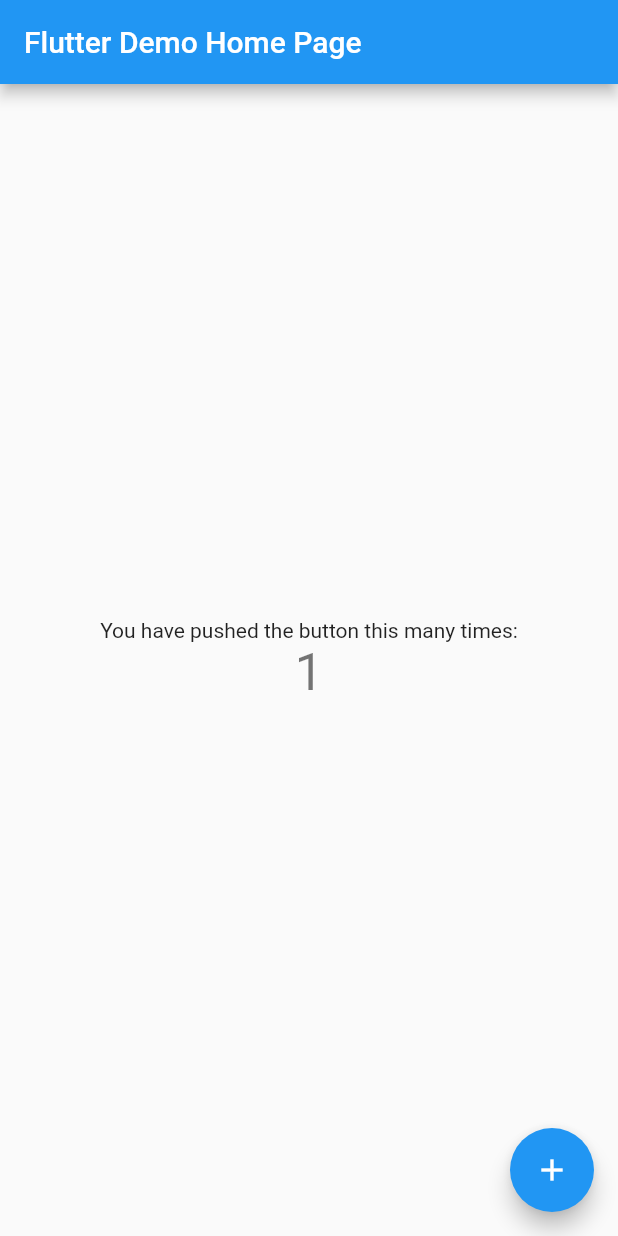
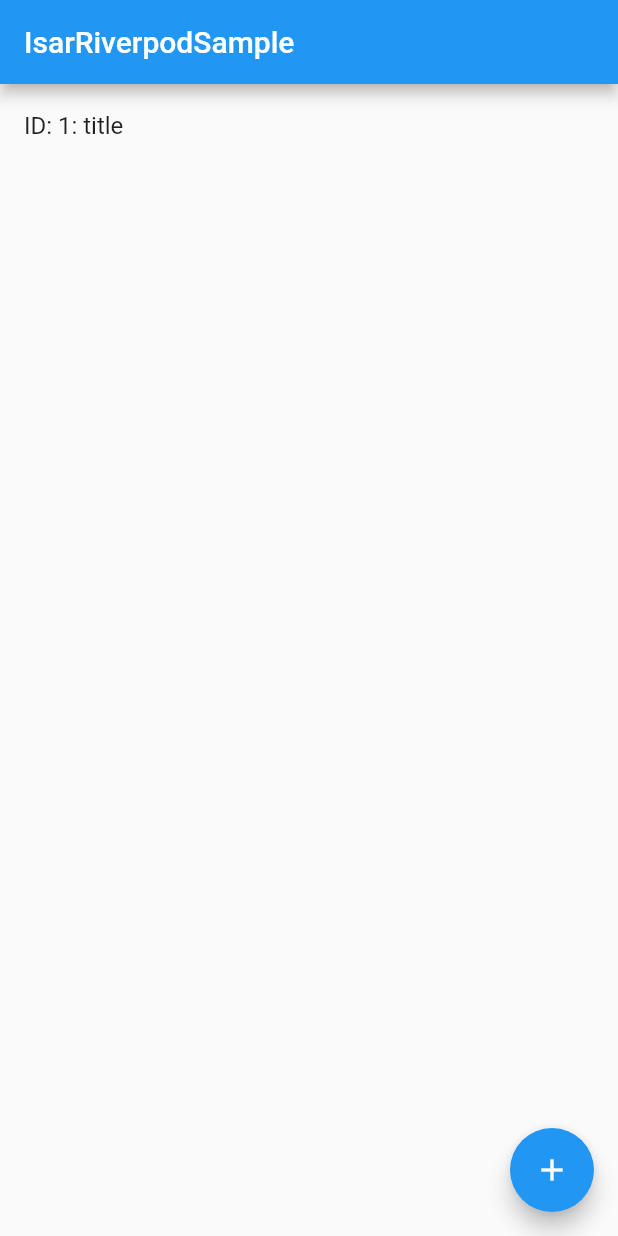
Before and after one commit to ktakayama/IsarRiverpodSample, a Flutter app: the screen it shows after launch, after a tap on the "add" icon, on a phone screen of 412 x 824 dp. Run offline on Flutter 3.47's test engine with Material 2 defaults, Android fonts, the phone set to English and light mode, and no system bars; our stand-ins replace flutter_riverpod, isar, riverpod_annotation; accounts and stored records are empty; generated files the repository leaves out were written again.

Commit message:
feat: implementation UI

```diff
--- a/lib/main.dart
+++ b/lib/main.dart
@@ -1,5 +1,6 @@
 import 'package:flutter/material.dart';
 import 'package:flutter_riverpod/flutter_riverpod.dart';
+import 'package:isar_riverpod_sample/providers/memo_service_provider.dart';
 
 void main() {
   runApp(const ProviderScope(child: MyApp()));
@@ -8,109 +9,113 @@ void main() {
 class MyApp extends StatelessWidget {
   const MyApp({super.key});
 
-  // This widget is the root of your application.
   @override
   Widget build(BuildContext context) {
     return MaterialApp(
       title: 'Flutter Demo',
       theme: ThemeData(
-        // This is the theme of your application.
-        //
-        // Try running your application with "flutter run". You'll see the
-        // application has a blue toolbar. Then, without quitting the app, try
-        // changing the primarySwatch below to Colors.green and then invoke
-        // "hot reload" (press "r" in the console where you ran "flutter run",
-        // or simply save your changes to "hot reload" in a Flutter IDE).
-        // Notice that the counter didn't reset back to zero; the application
-        // is not restarted.
         primarySwatch: Colors.blue,
       ),
-      home: const MyHomePage(title: 'Flutter Demo Home Page'),
+      home: const RootWidghet(),
     );
   }
 }
 
-class MyHomePage extends StatefulWidget {
-  const MyHomePage({super.key, required this.title});
-
-  // This widget is the home page of your application. It is stateful, meaning
-  // that it has a State object (defined below) that contains fields that affect
-  // how it looks.
-
-  // This class is the configuration for the state. It holds the values (in this
-  // case the title) provided by the parent (in this case the App widget) and
-  // used by the build method of the State. Fields in a Widget subclass are
-  // always marked "final".
-
-  final String title;
+class RootWidghet extends ConsumerWidget {
+  const RootWidghet({super.key});
 
   @override
-  State<MyHomePage> createState() => _MyHomePageState();
+  Widget build(BuildContext context, WidgetRef ref) {
+    return Scaffold(
+      appBar: AppBar(
+        title: const Text('IsarRiverpodSample'),
+      ),
+      body: const MemoListWidget(),
+      floatingActionButton: FloatingActionButton(
+        onPressed: () => ref
+            .read(memoServiceProvider.future)
+            .then((service) => service.addMemo()),
+        tooltip: 'Add',
+        child: const Icon(Icons.add),
+      ),
+    );
+  }
 }
 
-class _MyHomePageState extends State<MyHomePage> {
-  int _counter = 0;
+class MemoListWidget extends ConsumerWidget {
+  const MemoListWidget({
+    super.key,
+  });
 
-  void _incrementCounter() {
-    setState(() {
-      // This call to setState tells the Flutter framework that something has
-      // changed in this State, which causes it to rerun the build method below
-      // so that the display can reflect the updated values. If we changed
-      // _counter without calling setState(), then the build method would not be
-      // called again, and so nothing would appear to happen.
-      _counter++;
-    });
+  @override
+  Widget build(BuildContext context, WidgetRef ref) {
+    final memos = ref.watch(memoListProvider).value;
+
+    if (memos == null) {
+      return const SizedBox();
     }
 
+    return ListView.builder(
+      itemCount: memos.length,
+      itemBuilder: (context, index) {
+        final memo = memos[index];
+        return Dismissible(
+          key: Key(memo.id.toString()),
+          onDismissed: (_) {
+            ref
+                .read(memoServiceProvider.future)
+                .then((service) => service.removeMemo(memo.id));
+            ScaffoldMessenger.of(context).showSnackBar(
+              SnackBar(
+                content: Text('${memo.fullTitle()} dismissed'),
+              ),
+            );
+          },
+          child: ListTile(
+            title: Text(memo.fullTitle()),
+            onTap: () => Navigator.of(context).push(
+              MaterialPageRoute(
+                  builder: (context) => MemoDetailWidget(memo.id)),
+            ),
+          ),
+        );
+      },
+    );
+  }
+}
+
+class MemoDetailWidget extends ConsumerWidget {
+  const MemoDetailWidget(
+    this.id, {
+    super.key,
+  });
+
+  final int id;
+
   @override
-  Widget build(BuildContext context) {
-    // This method is rerun every time setState is called, for instance as done
-    // by the _incrementCounter method above.
-    //
-    // The Flutter framework has been optimized to make rerunning build methods
-    // fast, so that you can just rebuild anything that needs updating rather
-    // than having to individually change instances of widgets.
+  Widget build(BuildContext context, WidgetRef ref) {
+    final memo = ref.watch(memoDetailProvider(id)).value;
+
+    if (memo == null) {
+      return const SizedBox();
+    }
+
     return Scaffold(
         appBar: AppBar(
-        // Here we take the value from the MyHomePage object that was created by
-        // the App.build method, and use it to set our appbar title.
-        title: Text(widget.title),
+          title: Text(memo.fullTitle()),
         ),
-      body: Center(
-        // Center is a layout widget. It takes a single child and positions it
-        // in the middle of the parent.
+        body: SafeArea(
+          child: Padding(
+            padding: const EdgeInsets.all(16),
             child: Column(
-          // Column is also a layout widget. It takes a list of children and
-          // arranges them vertically. By default, it sizes itself to fit its
-          // children horizontally, and tries to be as tall as its parent.
-          //
-          // Invoke "debug painting" (press "p" in the console, choose the
-          // "Toggle Debug Paint" action from the Flutter Inspector in Android
-          // Studio, or the "Toggle Debug Paint" command in Visual Studio Code)
-          // to see the wireframe for each widget.
-          //
-          // Column has various properties to control how it sizes itself and
-          // how it positions its children. Here we use mainAxisAlignment to
-          // center the children vertically; the main axis here is the vertical
-          // axis because Columns are vertical (the cross axis would be
-          // horizontal).
-          mainAxisAlignment: MainAxisAlignment.center,
-          children: <Widget>[
-            const Text(
-              'You have pushed the button this many times:',
-            ),
-            Text(
-              '$_counter',
-              style: Theme.of(context).textTheme.headlineMedium,
-            ),
+              crossAxisAlignment: CrossAxisAlignment.start,
+              children: [
+                Text(memo.body),
+                Text('created: ${memo.created.toString()}'),
+                Text('updated: ${memo.updated.toString()}'),
               ],
             ),
           ),
-      floatingActionButton: FloatingActionButton(
-        onPressed: _incrementCounter,
-        tooltip: 'Increment',
-        child: const Icon(Icons.add),
-      ), // This trailing comma makes auto-formatting nicer for build methods.
-    );
+        ));
   }
 }
```
Lines whose indentation alone changed are shown as unchanged.
